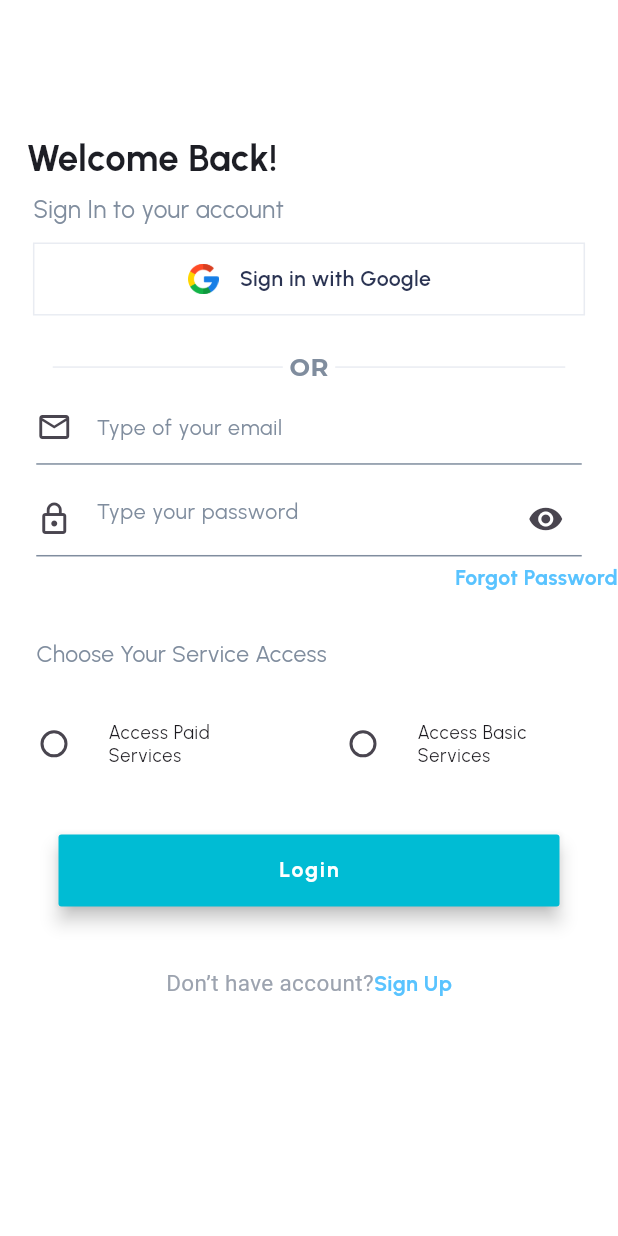
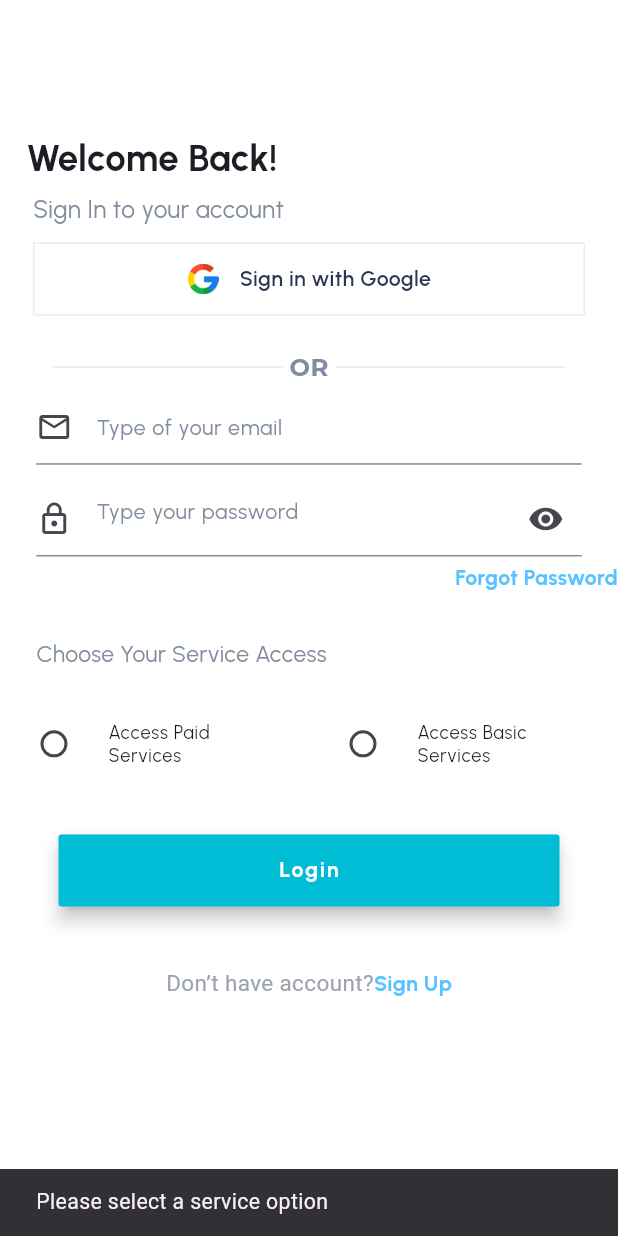
Before and after one commit to arbabhussain7/healthcare, a Flutter app: the screen it shows after launch, after a tap on "Login", on a phone screen of 412 x 824 dp. Run offline on Flutter 3.47's test engine with Material 3 defaults, Android fonts, the phone set to English and light mode, and no system bars; our stand-ins replace cloud_firestore, easy_date_timeline, firebase_auth, firebase_core, firebase_storage, flutter_rating_bar and 7 more; missing offline and left inert: email_otp, flutter_stripe, svg_icon; accounts and stored records are empty; network calls fail.

Commit message:
first commit

```diff
--- a/lib/views/Home/home.dart
+++ b/lib/views/Home/home.dart
@@ -17,13 +17,13 @@ class homeScreen extends StatefulWidget {
   const homeScreen({super.key});
 
   @override
-  State<homeScreen> createState() => _homeScreenState();
+  State<homeScreen> createState() => homeScreenState();
 }
 
-class _homeScreenState extends State<homeScreen> {
+class homeScreenState extends State<homeScreen> {
   List<dynamic> appointments = [];
   bool isLoading = true;
-  int patientId = id; // Example patient ID, you can dynamically pass this
+  int? patientId = id; // Example patient ID, you can dynamically pass this
   List<dynamic> doctors = [];
   String? doctorId; // Declare a variable to hold the doctor ID
 
--- a/lib/views/Resigtration/Login.dart
+++ b/lib/views/Resigtration/Login.dart
@@ -8,8 +8,10 @@ import 'package:google_fonts/google_fonts.dart';
 import 'package:google_sign_in/google_sign_in.dart';
 import 'package:healthcare/connect.dart';
 import 'package:healthcare/constant/colors_const.dart';
+import 'package:healthcare/views/AIRecommendation/ai_recommendation.dart';
 import 'package:healthcare/views/BottomNavBar/bottom_Navbar.dart';
 import 'package:healthcare/views/ForgotPassword/Email_Reset.dart';
+import 'package:healthcare/views/Home/home.dart';
 import 'package:healthcare/views/Resigtration/Signup.dart';
 import 'package:http/http.dart' as http;
 import 'package:healthcare/views/widgets/custom_button.dart';
@@ -383,14 +385,27 @@ class _SigninState extends State<Signin> {
                   height: 32.h,
                 ),
                 CustomButton(
-                    text: "Login",
-                    onPressed: () {
-                      // if (key!.currentState!.validate()) {
-                      //   Get.to(() => BottomNavBar());
-                      // }
-                      attemptLogin(
-                          emailController.text, passwordController.text);
-                    }),
+                  text: "Login",
+                  onPressed: () {
+                    if (groupValue == 0) {
+                      // Access Paid Services
+                      Get.to(() =>
+                          const BottomNavBar()); // Replace with your Home Screen class
+                    } else if (groupValue == 1) {
+                      // Access Basic Services
+                      Get.to(() =>
+                          const AiRecommendation()); // Replace with your AI Recommendation Screen class
+                    } else {
+                      // Handle case where no option is selected
+                      ScaffoldMessenger.of(context).showSnackBar(
+                        const SnackBar(
+                            content: Text('Please select a service option')),
+                      );
+                    }
+
+                    attemptLogin(emailController.text, passwordController.text);
+                  },
+                ),
                 SizedBox(
                   height: 30.h,
                 ),
```
